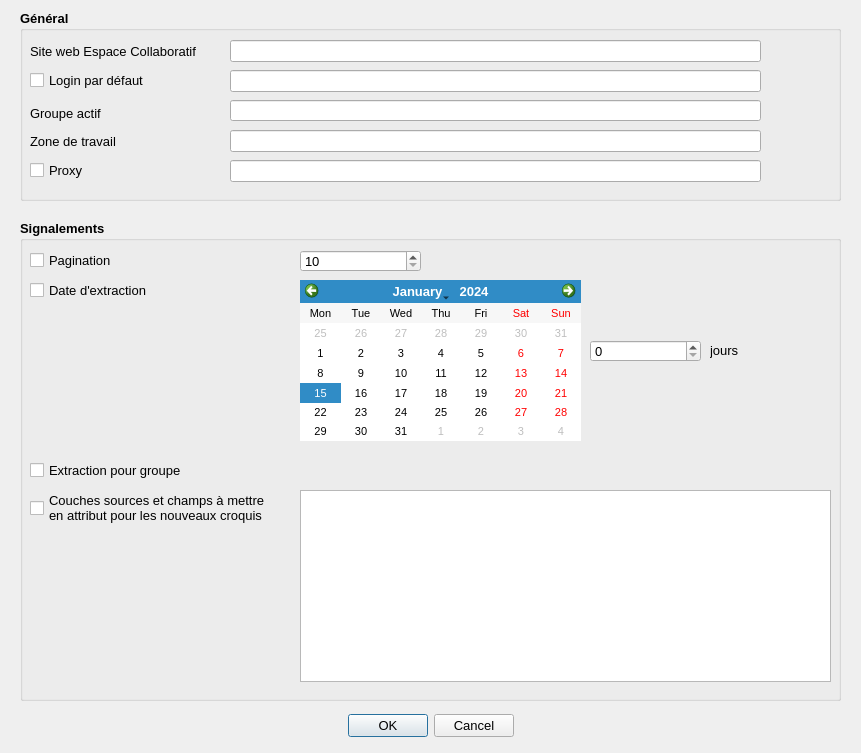
First picture: the form in FormConfigurerRipart_base.ui, repository IGNF/espace-collaboratif-qgis-plugin, before the edit.
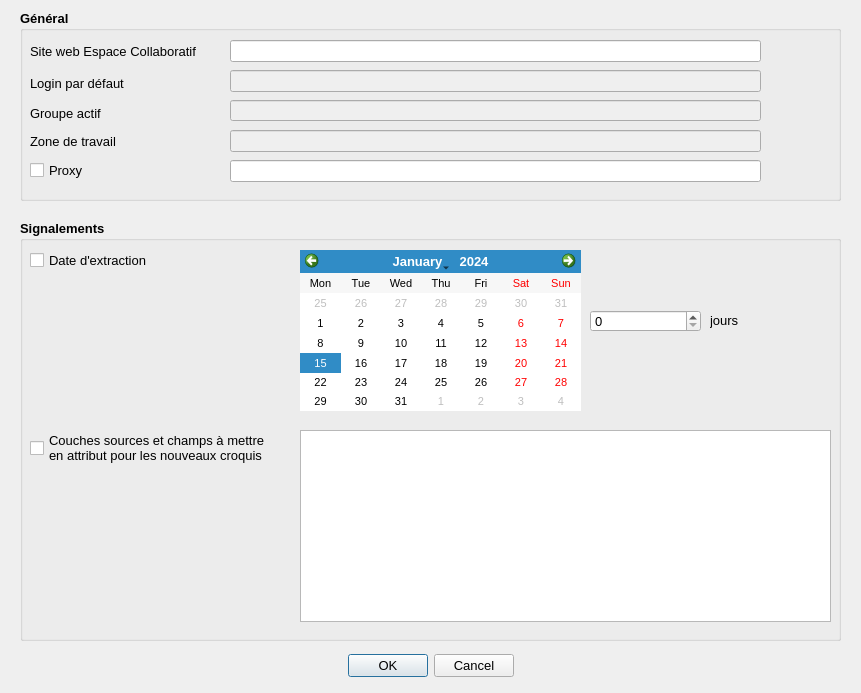
Second picture: the form after the edit. Icons and pictures are not drawn.

Commit message: Nouveau formulaire de connexion suite à des problèmes de compilation des ressources. Simplification de getConnexionRipart (boucle infinie qui faisait planter QGIS si on essayait de fermer la fenêtre de connexion)

Diff of the .ui file:
```diff
--- a/FormConfigurerRipart_base.ui
+++ b/FormConfigurerRipart_base.ui
@@ -7,7 +7,7 @@
     <x>0</x>
     <y>0</y>
     <width>861</width>
-    <height>753</height>
+    <height>693</height>
    </rect>
   </property>
   <property name="sizePolicy">
@@ -35,7 +35,7 @@
    <property name="geometry">
     <rect>
      <x>0</x>
-     <y>710</y>
+     <y>650</y>
      <width>861</width>
      <height>32</height>
     </rect>
@@ -116,6 +116,9 @@
     </property>
    </widget>
    <widget class="QLineEdit" name="lineEditLogin">
+    <property name="enabled">
+     <bool>false</bool>
+    </property>
     <property name="geometry">
      <rect>
       <x>210</x>
@@ -132,47 +135,9 @@
      </font>
     </property>
    </widget>
-   <widget class="QCheckBox" name="checkBoxLogin">
-    <property name="geometry">
-     <rect>
-      <x>10</x>
-      <y>60</y>
-      <width>130</width>
-      <height>20</height>
-     </rect>
-    </property>
-    <property name="sizePolicy">
-     <sizepolicy hsizetype="Maximum" vsizetype="Fixed">
-      <horstretch>0</horstretch>
-      <verstretch>0</verstretch>
-     </sizepolicy>
-    </property>
-    <property name="minimumSize">
-     <size>
-      <width>0</width>
-      <height>0</height>
-     </size>
-    </property>
-    <property name="font">
-     <font>
-      <pointsize>10</pointsize>
-      <weight>50</weight>
-      <bold>false</bold>
-     </font>
-    </property>
-    <property name="layoutDirection">
-     <enum>Qt::LeftToRight</enum>
-    </property>
-    <property name="autoFillBackground">
-     <bool>false</bool>
-    </property>
-    <property name="text">
-     <string>Login par défaut</string>
-    </property>
-   </widget>
    <widget class="QLineEdit" name="lineEditGroupeActif">
     <property name="enabled">
-     <bool>true</bool>
+     <bool>false</bool>
     </property>
     <property name="geometry">
      <rect>
@@ -223,6 +188,9 @@
     </property>
    </widget>
    <widget class="QLineEdit" name="lineEditWorkArea">
+    <property name="enabled">
+     <bool>false</bool>
+    </property>
     <property name="geometry">
      <rect>
       <x>210</x>
@@ -297,6 +265,26 @@
      <bool>true</bool>
     </property>
    </widget>
+   <widget class="QLabel" name="lblLogin">
+    <property name="geometry">
+     <rect>
+      <x>10</x>
+      <y>60</y>
+      <width>121</width>
+      <height>27</height>
+     </rect>
+    </property>
+    <property name="font">
+     <font>
+      <pointsize>10</pointsize>
+      <weight>50</weight>
+      <bold>false</bold>
+     </font>
+    </property>
+    <property name="text">
+     <string>Login par défaut</string>
+    </property>
+   </widget>
   </widget>
   <widget class="QCheckBox" name="checkBoxProxy">
    <property name="geometry">
@@ -342,7 +330,7 @@
      <x>20</x>
      <y>220</y>
      <width>821</width>
-     <height>481</height>
+     <height>421</height>
     </rect>
    </property>
    <property name="font">
@@ -355,54 +343,11 @@
    <property name="title">
     <string>Signalements</string>
    </property>
-   <widget class="QSpinBox" name="spinBoxPagination">
-    <property name="geometry">
-     <rect>
-      <x>280</x>
-      <y>30</y>
-      <width>121</width>
-      <height>22</height>
-     </rect>
-    </property>
-    <property name="font">
-     <font>
-      <pointsize>10</pointsize>
-      <weight>50</weight>
-      <bold>false</bold>
-     </font>
-    </property>
-    <property name="minimum">
-     <number>10</number>
-    </property>
-    <property name="maximum">
-     <number>2147483647</number>
-    </property>
-   </widget>
-   <widget class="QCheckBox" name="checkBoxPagination">
-    <property name="geometry">
-     <rect>
-      <x>10</x>
-      <y>30</y>
-      <width>91</width>
-      <height>20</height>
-     </rect>
-    </property>
-    <property name="font">
-     <font>
-      <pointsize>10</pointsize>
-      <weight>50</weight>
-      <bold>false</bold>
-     </font>
-    </property>
-    <property name="text">
-     <string>Pagination</string>
-    </property>
-   </widget>
    <widget class="QCheckBox" name="checkBoxDate">
     <property name="geometry">
      <rect>
       <x>10</x>
-      <y>60</y>
+      <y>30</y>
       <width>137</width>
       <height>20</height>
      </rect>
@@ -436,69 +381,11 @@
      <string>Date d'extraction</string>
     </property>
    </widget>
-   <widget class="QCheckBox" name="checkBoxGroup">
-    <property name="geometry">
-     <rect>
-      <x>10</x>
-      <y>240</y>
-      <width>201</width>
-      <height>20</height>
-     </rect>
-    </property>
-    <property name="sizePolicy">
-     <sizepolicy hsizetype="Maximum" vsizetype="Fixed">
-      <horstretch>0</horstretch>
-      <verstretch>0</verstretch>
-     </sizepolicy>
-    </property>
-    <property name="minimumSize">
-     <size>
-      <width>0</width>
-      <height>0</height>
-     </size>
-    </property>
-    <property name="font">
-     <font>
-      <pointsize>10</pointsize>
-      <weight>50</weight>
-      <bold>false</bold>
-     </font>
-    </property>
-    <property name="layoutDirection">
-     <enum>Qt::LeftToRight</enum>
-    </property>
-    <property name="autoFillBackground">
-     <bool>false</bool>
-    </property>
-    <property name="text">
-     <string>Extraction pour groupe</string>
-    </property>
-   </widget>
-   <widget class="QLabel" name="lblGroup">
-    <property name="geometry">
-     <rect>
-      <x>278</x>
-      <y>240</y>
-      <width>531</width>
-      <height>20</height>
-     </rect>
-    </property>
-    <property name="font">
-     <font>
-      <pointsize>10</pointsize>
-      <weight>50</weight>
-      <bold>false</bold>
-     </font>
-    </property>
-    <property name="text">
-     <string/>
-    </property>
-   </widget>
    <widget class="QTreeWidget" name="treeWidget">
     <property name="geometry">
      <rect>
       <x>280</x>
-      <y>270</y>
+      <y>210</y>
       <width>531</width>
       <height>192</height>
      </rect>
@@ -528,7 +415,7 @@
     <property name="geometry">
      <rect>
       <x>10</x>
-      <y>270</y>
+      <y>210</y>
       <width>268</width>
       <height>36</height>
      </rect>
@@ -567,7 +454,7 @@
     <property name="geometry">
      <rect>
       <x>280</x>
-      <y>60</y>
+      <y>30</y>
       <width>281</width>
       <height>161</height>
      </rect>
@@ -593,7 +480,7 @@
     <property name="geometry">
      <rect>
       <x>570</x>
-      <y>120</y>
+      <y>90</y>
       <width>111</width>
       <height>22</height>
      </rect>
@@ -613,7 +500,7 @@
     <property name="geometry">
      <rect>
       <x>690</x>
-      <y>110</y>
+      <y>80</y>
       <width>111</width>
       <height>41</height>
      </rect>
```
The commit also changes 11 other files.
